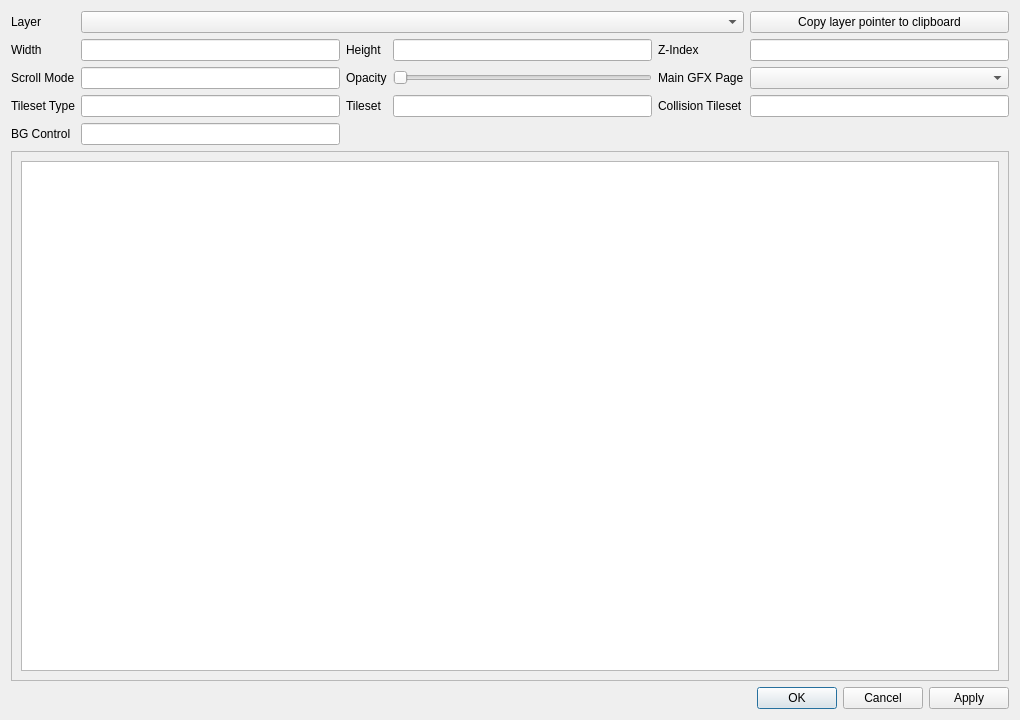
This is dsvedit/layers_editor.ui in LagoLunatic/DSVEdit as Qt 5 draws it before an edit. The edited form follows.
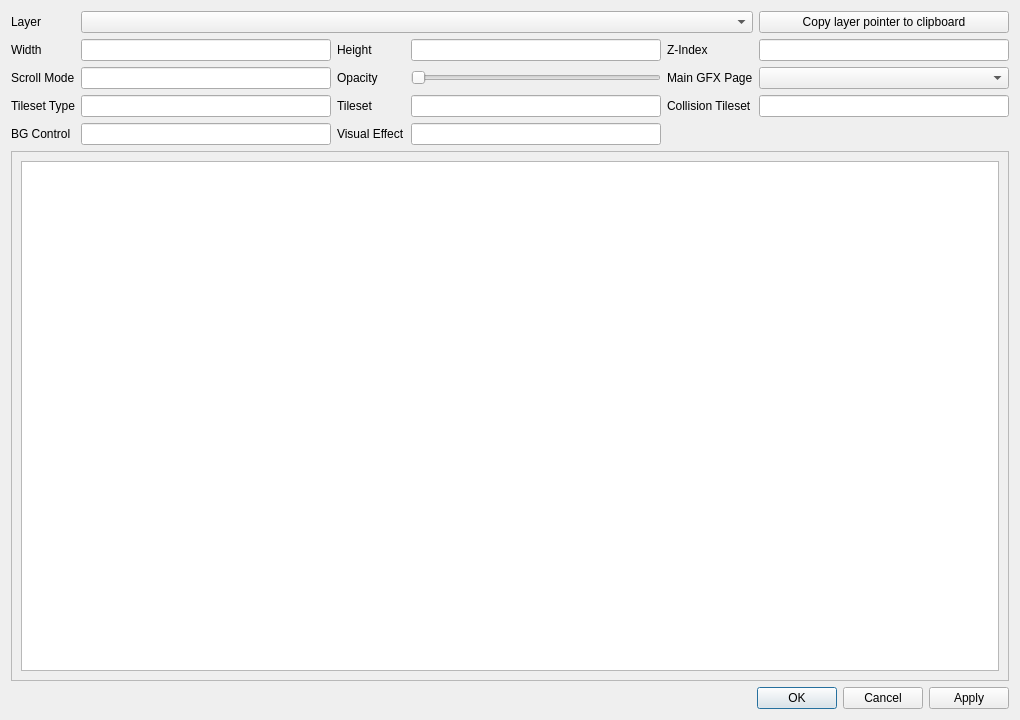
This is the edited form.

Patch:
```diff
--- a/dsvedit/layers_editor.ui
+++ b/dsvedit/layers_editor.ui
@@ -140,6 +140,16 @@
        </property>
       </widget>
      </item>
+     <item row="4" column="2">
+      <widget class="QLabel" name="label_12">
+       <property name="text">
+        <string>Visual Effect</string>
+       </property>
+      </widget>
+     </item>
+     <item row="4" column="3">
+      <widget class="QLineEdit" name="visual_effect"/>
+     </item>
     </layout>
    </item>
    <item>
```
